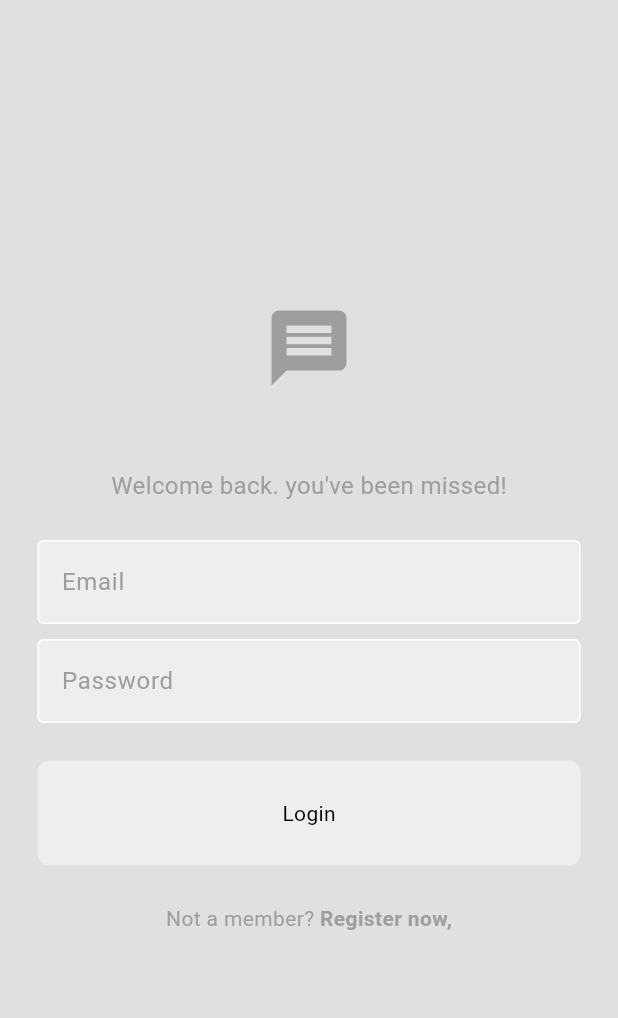
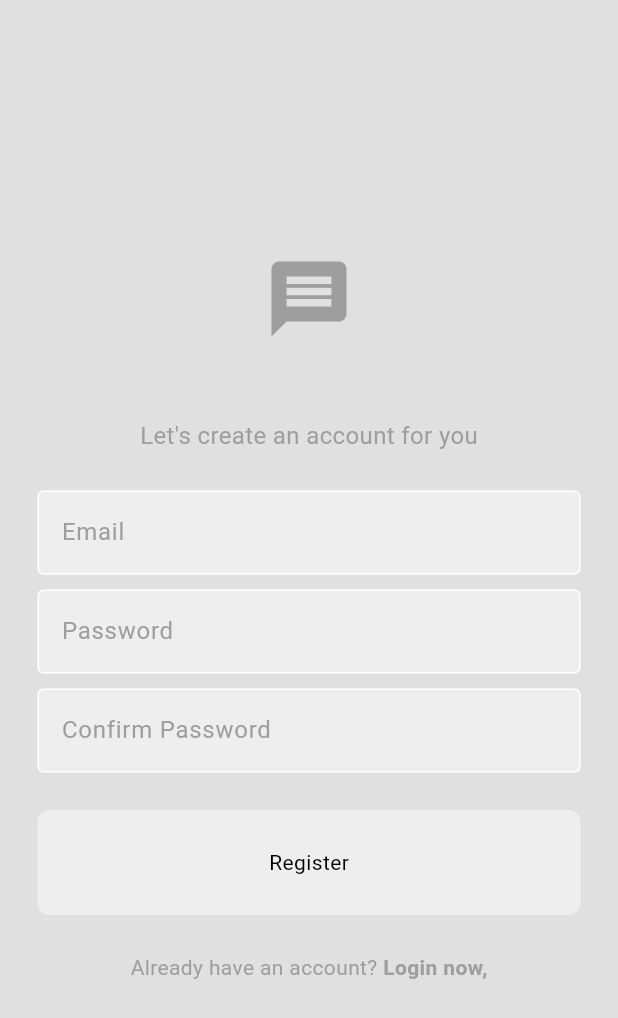
Before and after one commit to its-asaduzzaman/newflutterchatapp, a Flutter app: the screen it shows after launch, on a phone screen of 412 x 824 dp. Shown: the top 1018 px of the screen. Run offline on Flutter 3.47's test engine with Material 3 defaults, Android fonts, the phone set to English and light mode, and no system bars.

Commit message:
register page done

```diff
--- a/lib/main.dart
+++ b/lib/main.dart
@@ -1,5 +1,6 @@
 import 'package:flutter/material.dart';
 import 'package:newflutterchatappwithfirebase/pages/login_page.dart';
+import 'package:newflutterchatappwithfirebase/pages/register_page.dart';
 import 'package:newflutterchatappwithfirebase/themes/light_mode.dart';
 
 void main() {
@@ -16,7 +17,7 @@
       debugShowCheckedModeBanner: false,
       title: 'Flutter Demo',
       theme: lightMode,
-      home:  LoginPage(),
+      home:  RegisterPage(),
     );
   }
 }
--- /dev/null
+++ b/lib/pages/register_page.dart
@@ -0,0 +1,102 @@
+import 'package:flutter/material.dart';
+
+import '../components/my_button.dart';
+import '../components/my_textfield.dart';
+
+class RegisterPage extends StatelessWidget {
+  //emila pw controller
+  final TextEditingController _emailController = TextEditingController();
+  final TextEditingController _passwordController = TextEditingController();
+  final TextEditingController _confirmPasswordController =
+      TextEditingController();
+  RegisterPage({Key? key}) : super(key: key);
+  //register method
+  void register() {}
+  @override
+  Widget build(BuildContext context) {
+    return Scaffold(
+      backgroundColor: Theme.of(context).colorScheme.background,
+      body: Center(
+        child: Column(
+          mainAxisAlignment: MainAxisAlignment.center,
+          children: [
+            //logo
+            Icon(
+              Icons.message,
+              size: 60,
+              color: Theme.of(context).colorScheme.primary,
+            ),
+            const SizedBox(
+              height: 50,
+            ),
+            //welcome back message
+            Text(
+              "Let's create an account for you",
+              style: TextStyle(
+                color: Theme.of(context).colorScheme.primary,
+                fontSize: 16,
+              ),
+            ),
+
+            const SizedBox(
+              height: 25,
+            ),
+            //email textField
+            MyTextField(
+              hintText: "Email",
+              obscureText: false,
+              controller: _emailController,
+            ),
+            const SizedBox(
+              height: 10,
+            ),
+            //pw TextField
+            MyTextField(
+              hintText: "Password",
+              obscureText: true,
+              controller: _passwordController,
+            ),
+            const SizedBox(
+              height: 10,
+            ),
+            //pw TextField
+            MyTextField(
+              hintText: "Confirm Password",
+              obscureText: true,
+              controller: _confirmPasswordController,
+            ),
+            const SizedBox(
+              height: 25,
+            ),
+            //LoginButton
+
+            //Register Now
+            MyButton(
+              text: "Register",
+              onTap: register,
+            ),
+            const SizedBox(
+              height: 25,
+            ),
+            Row(
+              mainAxisAlignment: MainAxisAlignment.center,
+              children: [
+                Text(
+                  "Already have an account? ",
+                  style:
+                      TextStyle(color: Theme.of(context).colorScheme.primary),
+                ),
+                Text(
+                  "Login now,",
+                  style: TextStyle(
+                      fontWeight: FontWeight.bold,
+                      color: Theme.of(context).colorScheme.primary),
+                ),
+              ],
+            ),
+          ],
+        ),
+      ),
+    );
+  }
+}
--- a/lib/themes/light_mode.dart
+++ b/lib/themes/light_mode.dart
@@ -7,5 +7,4 @@
   secondary: Colors.grey.shade200,
   tertiary: Colors.white,
   inversePrimary: Colors.grey.shade900,
-  )
-);
+));
```
Lines whose indentation alone changed are shown as unchanged.
